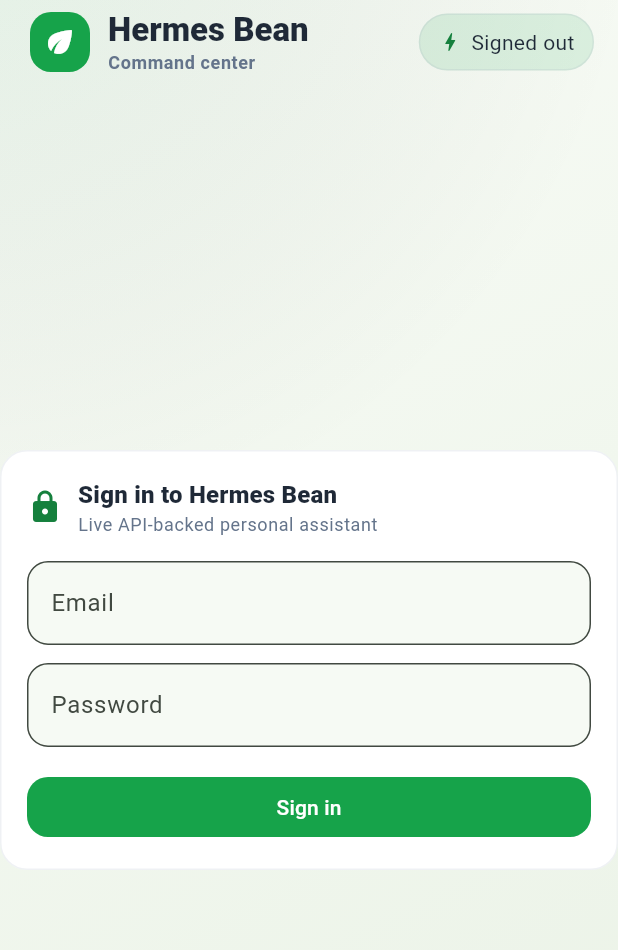
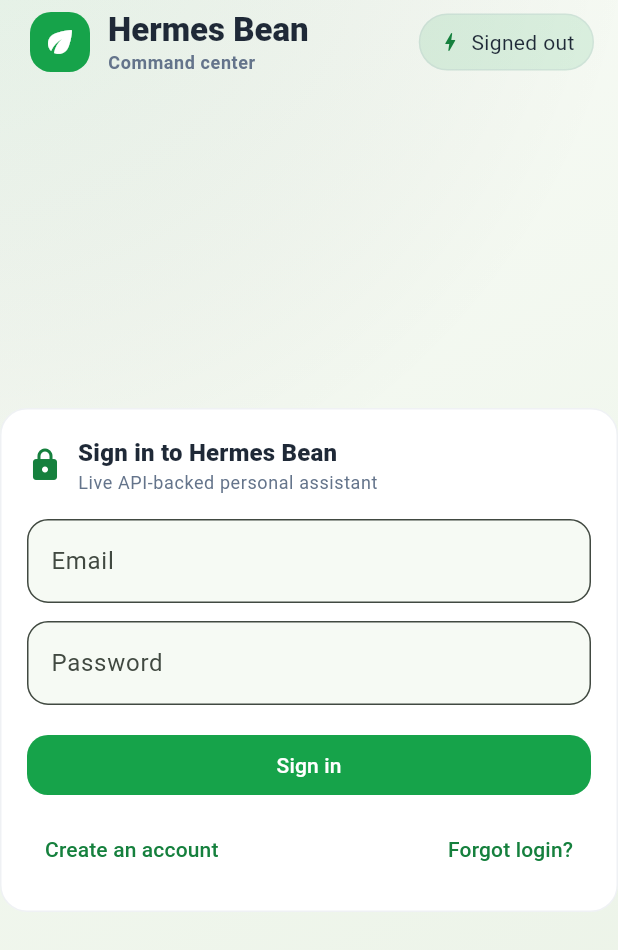
Before and after one commit to jhdavey/hermes-bean, a Flutter app: the screen it shows after launch, on a phone screen of 412 x 824 dp. Shown: the top 950 px of the screen. Run offline on Flutter 3.47's test engine with Material 3 defaults, Android fonts, the phone set to English and light mode, and no system bars; accounts and stored records are empty.

Commit message:
feat: add register and forgot login options

```diff
--- a/app/lib/main.dart
+++ b/app/lib/main.dart
@@ -242,6 +242,25 @@ class _CommandCenterShellState extends State<CommandCenterShell> {
     }
   }
 
+  Future<void> _register(String name, String email, String password) async {
+    setState(() {
+      _busy = true;
+      _error = null;
+    });
+    try {
+      final auth = await widget.apiClient.register(
+        name: name,
+        email: email,
+        password: password,
+      );
+      await _loadSignedIn(knownUser: auth.user);
+    } catch (error) {
+      setState(() => _error = 'Registration failed: $error');
+    } finally {
+      if (mounted) setState(() => _busy = false);
+    }
+  }
+
   Future<void> _sendChat(String content) async {
     final trimmed = content.trim();
     final session = _session;
@@ -373,7 +392,12 @@ class _CommandCenterShellState extends State<CommandCenterShell> {
       return const Center(child: CircularProgressIndicator());
     }
     if (_phase == _AuthPhase.signedOut) {
-      return _SignedOutScreen(onSubmit: _login, busy: _busy, error: _error);
+      return _SignedOutScreen(
+        onLogin: _login,
+        onRegister: _register,
+        busy: _busy,
+        error: _error,
+      );
     }
     return SingleChildScrollView(
       padding: const EdgeInsets.fromLTRB(20, 8, 20, 24),
@@ -395,12 +419,15 @@ class _CommandCenterShellState extends State<CommandCenterShell> {
 
 class _SignedOutScreen extends StatefulWidget {
   const _SignedOutScreen({
-    required this.onSubmit,
+    required this.onLogin,
+    required this.onRegister,
     required this.busy,
     this.error,
   });
 
-  final Future<void> Function(String email, String password) onSubmit;
+  final Future<void> Function(String email, String password) onLogin;
+  final Future<void> Function(String name, String email, String password)
+  onRegister;
   final bool busy;
   final String? error;
 
@@ -409,18 +436,57 @@ class _SignedOutScreen extends StatefulWidget {
 }
 
 class _SignedOutScreenState extends State<_SignedOutScreen> {
+  final _name = TextEditingController();
   final _email = TextEditingController();
   final _password = TextEditingController();
+  bool _registerMode = false;
 
   @override
   void dispose() {
+    _name.dispose();
     _email.dispose();
     _password.dispose();
     super.dispose();
   }
 
+  Future<void> _showForgotLoginDialog() async {
+    await showDialog<void>(
+      context: context,
+      builder: (context) => AlertDialog(
+        title: const Text('Forgot login?'),
+        content: const Text(
+          'Password reset is not wired yet. For local testing, create a new test account from this screen with any email and a 12+ character password.',
+        ),
+        actions: [
+          TextButton(
+            onPressed: () => Navigator.of(context).pop(),
+            child: const Text('OK'),
+          ),
+        ],
+      ),
+    );
+  }
+
+  void _toggleMode() {
+    setState(() => _registerMode = !_registerMode);
+  }
+
+  Future<void> _submit() {
+    if (_registerMode) {
+      return widget.onRegister(_name.text, _email.text, _password.text);
+    }
+    return widget.onLogin(_email.text, _password.text);
+  }
+
   @override
   Widget build(BuildContext context) {
+    final title = _registerMode
+        ? 'Create your Hermes Bean account'
+        : 'Sign in to Hermes Bean';
+    final subtitle = _registerMode
+        ? 'Use any test email and a 12+ character password'
+        : 'Live API-backed personal assistant';
+
     return Center(
       child: ConstrainedBox(
         constraints: const BoxConstraints(maxWidth: 440),
@@ -429,16 +495,28 @@ class _SignedOutScreenState extends State<_SignedOutScreen> {
             mainAxisSize: MainAxisSize.min,
             crossAxisAlignment: CrossAxisAlignment.stretch,
             children: [
-              const _SectionTitle(
-                icon: Icons.lock_rounded,
-                title: 'Sign in to Hermes Bean',
-                subtitle: 'Live API-backed personal assistant',
+              _SectionTitle(
+                icon: _registerMode
+                    ? Icons.person_add_alt_1_rounded
+                    : Icons.lock_rounded,
+                title: title,
+                subtitle: subtitle,
               ),
               const SizedBox(height: 16),
+              if (_registerMode) ...[
+                TextField(
+                  key: const Key('auth-name'),
+                  controller: _name,
+                  textInputAction: TextInputAction.next,
+                  decoration: const InputDecoration(labelText: 'Name'),
+                ),
+                const SizedBox(height: 12),
+              ],
               TextField(
                 key: const Key('auth-email'),
                 controller: _email,
                 keyboardType: TextInputType.emailAddress,
+                textInputAction: TextInputAction.next,
                 decoration: const InputDecoration(labelText: 'Email'),
               ),
               const SizedBox(height: 12),
@@ -446,7 +524,12 @@ class _SignedOutScreenState extends State<_SignedOutScreen> {
                 key: const Key('auth-password'),
                 controller: _password,
                 obscureText: true,
-                decoration: const InputDecoration(labelText: 'Password'),
+                textInputAction: TextInputAction.done,
+                onSubmitted: (_) => widget.busy ? null : _submit(),
+                decoration: InputDecoration(
+                  labelText: 'Password',
+                  helperText: _registerMode ? 'Minimum 12 characters' : null,
+                ),
               ),
               if (widget.error != null) ...[
                 const SizedBox(height: 12),
@@ -458,10 +541,37 @@ class _SignedOutScreenState extends State<_SignedOutScreen> {
               const SizedBox(height: 16),
               FilledButton(
                 key: const Key('auth-submit'),
-                onPressed: widget.busy
-                    ? null
-                    : () => widget.onSubmit(_email.text, _password.text),
-                child: Text(widget.busy ? 'Signing in…' : 'Sign in'),
+                onPressed: widget.busy ? null : _submit,
+                child: Text(
+                  widget.busy
+                      ? (_registerMode ? 'Creating account…' : 'Signing in…')
+                      : (_registerMode ? 'Create account' : 'Sign in'),
+                ),
+              ),
+              const SizedBox(height: 8),
+              Wrap(
+                alignment: WrapAlignment.spaceBetween,
+                crossAxisAlignment: WrapCrossAlignment.center,
+                spacing: 8,
+                runSpacing: 4,
+                children: [
+                  TextButton(
+                    key: Key(
+                      _registerMode ? 'show-login-mode' : 'show-register-mode',
+                    ),
+                    onPressed: widget.busy ? null : _toggleMode,
+                    child: Text(
+                      _registerMode
+                          ? 'Already have an account? Sign in'
+                          : 'Create an account',
+                    ),
+                  ),
+                  TextButton(
+                    key: const Key('forgot-login-action'),
+                    onPressed: widget.busy ? null : _showForgotLoginDialog,
+                    child: const Text('Forgot login?'),
+                  ),
+                ],
               ),
             ],
           ),
```
Also changed, not shown: 1 other file.
